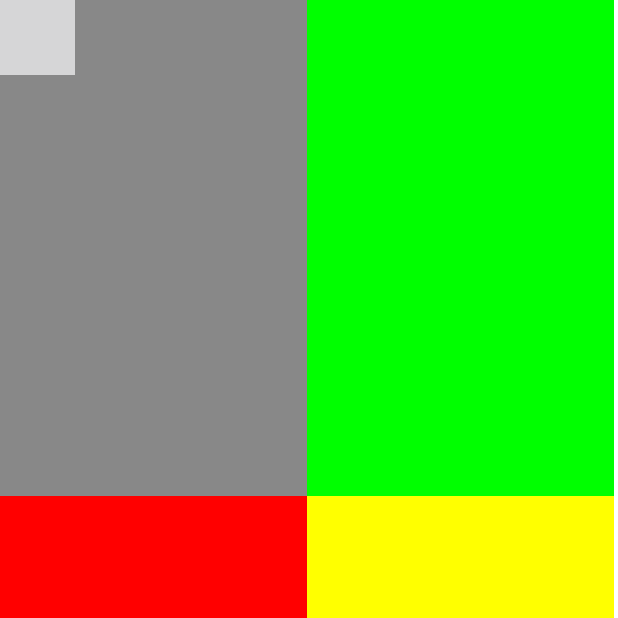
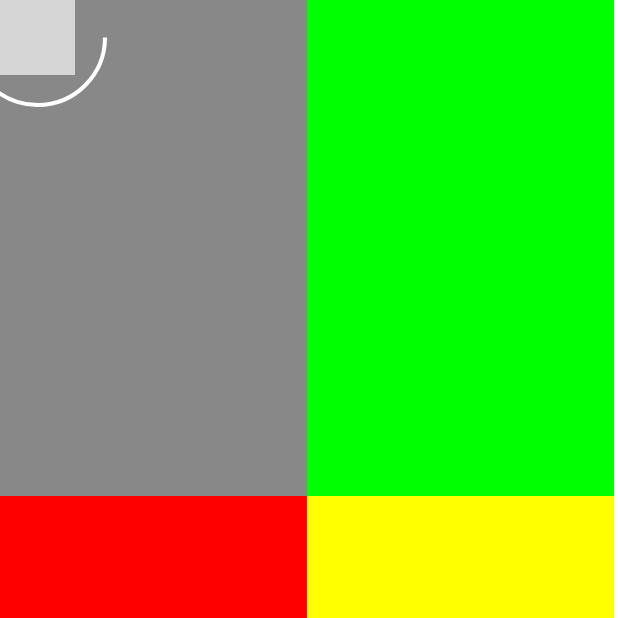
Before and after one commit to CampioniMan/Genius, an Android app: the JogoActivity screen opened directly, with no data from a screen before it, on a phone screen of 412 x 824 dp, the top half of it. Run offline under Robolectric (Android 15) with nearby library versions, the phone set to English and light mode, and no system bars; libraries missing offline, so code that uses them is left out: com.example.u15190.

Commit message:
Um pacote só
Agora nós estamos trabalhando no mesmo pacote, para não ocorrer erros futuramente

```diff
--- a/app/src/main/java/com/example/u15163/very_good_sensores/Ball.java
+++ b/app/src/main/java/com/example/Genio/main/Ball.java
@@ -1,10 +1,12 @@
-package com.example.u15190.genius;
+package com.example.Genio.main;
 
 import android.content.res.Resources;
 import android.graphics.Bitmap;
 import android.graphics.BitmapFactory;
 import android.graphics.Color;
 import android.graphics.Point;
+
+import com.example.u15190.genius.R;
 
 /**
  * Created by u15163 on 22/05/2017.
@@ -18,13 +20,15 @@ public class Ball
 
     private Bitmap textura;
     private final Point tamanho = new Point(75, 75);
-    private int raio = 38;
+    private int raio = 38, angulo, lastColor;
 
     public Ball(Resources res)
     {
         xVel = yVel = xAce = yAce = 0.0f;
         local = new Point(0, 0);
         this.textura = Bitmap.createScaledBitmap(BitmapFactory.decodeResource(res, R.drawable.balldois), tamanho.x, tamanho.y, true);
+        angulo = 0;
+        lastColor = Color.BLUE;
     }
 
     public Point getLocal() {
@@ -162,4 +166,20 @@ public class Ball
         }
         return false;
     }
+
+    public int getAngulo() {
+        return angulo;
+    }
+
+    public void setAngulo(int angulo) {
+        this.angulo = angulo;
+    }
+
+    public int getLastColor() {
+        return lastColor;
+    }
+
+    public void setLastColor(int lastColor) {
+        this.lastColor = lastColor;
+    }
 }
--- a/app/src/main/java/com/example/u15163/very_good_sensores/BallView.java
+++ b/app/src/main/java/com/example/Genio/main/BallView.java
@@ -1,9 +1,10 @@
-package com.example.u15190.genius;
+package com.example.Genio.main;
 
 import android.content.Context;
 import android.graphics.Canvas;
 import android.graphics.Color;
 import android.graphics.Paint;
+import android.graphics.RectF;
 import android.view.View;
 
 /**
@@ -25,8 +26,6 @@ public class BallView extends View
 		return bola;
 	}
 
-
-
 	public void setBola(Ball bola) {
 		this.bola = bola;
 	}
@@ -39,33 +38,56 @@ public class BallView extends View
         // B G
         // R Y
         // left top right bottom
-
         paint.setColor(Color.BLUE);
         if (bola.estaEm(Color.BLUE))
+        {
             paint.setColor(Color.GRAY);
-
+            if (bola.getLastColor() != Color.BLUE)
+                bola.setAngulo(0);
+            bola.setLastColor(Color.BLUE);
+        }
         canvas.drawRect(0, 0, JogoActivity.size.x/2 + 38, JogoActivity.size.y/2 + 38, paint);
 
         paint.setColor(Color.GREEN);
         if (bola.estaEm(Color.GREEN))
+        {
             paint.setColor(Color.GRAY);
-
-        canvas.drawRect(JogoActivity.size.x/2 + 38, 0, JogoActivity.size.x + 76, JogoActivity.size.y/2 + 38,paint);
+            if (bola.getLastColor() != Color.GREEN)
+                bola.setAngulo(0);
+            bola.setLastColor(Color.GREEN);
+        }
+        canvas.drawRect(JogoActivity.size.x/2 + 38, 0, JogoActivity.size.x + 76, JogoActivity.size.y/2 + 38, paint);
 
         paint.setColor(Color.RED);
         if (bola.estaEm(Color.RED))
+        {
             paint.setColor(Color.GRAY);
-
-        canvas.drawRect(0, JogoActivity.size.y/2 + 38, JogoActivity.size.x/2 + 38, JogoActivity.size.y + 76,paint);
+            if (bola.getLastColor() != Color.RED)
+                bola.setAngulo(0);
+            bola.setLastColor(Color.RED);
+        }
+        canvas.drawRect(0, JogoActivity.size.y/2 + 38, JogoActivity.size.x/2 + 38, JogoActivity.size.y + 76, paint);
 
         paint.setColor(Color.YELLOW);
         if (bola.estaEm(Color.YELLOW))
+        {
             paint.setColor(Color.GRAY);
-
+            if (bola.getLastColor() != Color.YELLOW)
+                bola.setAngulo(0);
+            bola.setLastColor(Color.YELLOW);
+        }
         canvas.drawRect(JogoActivity.size.x/2 + 38, JogoActivity.size.y/2 + 38, JogoActivity.size.x + 76  , JogoActivity.size.y + 76,paint);
 
         canvas.drawBitmap(this.bola.getTextura(), bola.getLocal().x, bola.getLocal().y, null);
 
+        paint.setColor(Color.WHITE);
+        paint.setStyle(Paint.Style.STROKE);
+        RectF rectF = new RectF(bola.getLocal().x - 30, bola.getLocal().y -30, bola.getLocal().x+105, bola.getLocal().y+105);
+
+        paint.setStrokeWidth(4);
+        canvas.drawArc(rectF, (float)0, this.bola.getAngulo(), false, paint);
+        paint.setStrokeWidth(1);
+
         invalidate();
     }
 }
--- /dev/null
+++ b/app/src/main/java/com/example/Genio/main/JogoActivity.java
@@ -0,0 +1,91 @@
+package com.example.Genio.main;
+
+import android.content.Context;
+import android.content.pm.ActivityInfo;
+import android.graphics.Bitmap;
+import android.graphics.BitmapFactory;
+import android.graphics.Canvas;
+import android.graphics.Color;
+import android.graphics.Paint;
+import android.graphics.Point;
+import android.hardware.Sensor;
+import android.hardware.SensorEvent;
+import android.hardware.SensorEventListener;
+import android.hardware.SensorManager;
+import android.os.Handler;
+import android.support.v7.app.AppCompatActivity;
+import android.os.Bundle;
+import android.view.Display;
+import android.view.View;
+import android.widget.ImageView;
+import android.widget.TextView;
+
+import com.example.u15190.genius.R;
+
+public class JogoActivity extends AppCompatActivity implements SensorEventListener {
+
+    static Point size;
+    SensorManager sensorManager;
+    BallView ballView;
+
+    @Override
+    protected void onCreate(Bundle savedInstanceState) {
+        super.onCreate(savedInstanceState);
+        setRequestedOrientation(ActivityInfo.SCREEN_ORIENTATION_PORTRAIT);
+        ballView = new BallView(this);
+        setContentView(ballView);
+
+        size = new Point();
+        Display display = getWindowManager().getDefaultDisplay();
+        display.getSize(size);
+        size.x -= 80;
+        size.y -= 320;
+
+        sensorManager = (SensorManager) getSystemService(Context.SENSOR_SERVICE);
+
+        final Handler h = new Handler();
+        h.postDelayed(new Runnable()
+        {
+
+            @Override
+            public void run()
+            {
+                if (ballView.getBola().getAngulo() >= 360)
+                {
+                    ballView.getBola().setAngulo(0);
+                    // selecionar a cor como escolhida
+                }
+                if (ballView.getBola().getAngulo() < 360)
+                    ballView.getBola().setAngulo(ballView.getBola().getAngulo() + 18);
+                h.postDelayed(this, 100);
+            }
+        }, 100);      // (takes millis)(alterar os dois!)
+    }
+
+    @Override
+    protected void onStart() {
+        super.onStart();
+        sensorManager.registerListener(this, sensorManager.getDefaultSensor(Sensor.TYPE_ACCELEROMETER), SensorManager.SENSOR_DELAY_GAME);
+    }
+
+    @Override
+    protected void onStop() {
+        sensorManager.unregisterListener(this);
+        super.onStop();
+    }
+
+    @Override
+    public void onSensorChanged(SensorEvent sensorEvent) {
+        if (sensorEvent.sensor.getType() == Sensor.TYPE_ACCELEROMETER) {
+            ballView.getBola().setxAce(sensorEvent.values[0]);
+            ballView.getBola().setyAce(-sensorEvent.values[1]);
+            ballView.getBola().atualizaLocal();
+            ballView.getBola().verColisoes();
+        }
+    }
+
+    @Override
+    public void onAccuracyChanged(Sensor sensor, int accuracy) {
+
+    }
+}
--- a/app/src/main/java/com/example/u15163/very_good_sensores/JogoActivity.java
+++ /dev/null
@@ -1,206 +0,0 @@
-package com.example.u15190.genius;
-
-import android.content.Context;
-import android.content.pm.ActivityInfo;
-import android.graphics.Bitmap;
-import android.graphics.BitmapFactory;
-import android.graphics.Canvas;
-import android.graphics.Color;
-import android.graphics.Paint;
-import android.graphics.Point;
-import android.hardware.Sensor;
-import android.hardware.SensorEvent;
-import android.hardware.SensorEventListener;
-import android.hardware.SensorManager;
-import android.support.v7.app.AppCompatActivity;
-import android.os.Bundle;
-import android.view.Display;
-import android.view.View;
-import android.widget.ImageView;
-import android.widget.TextView;
-
-public class JogoActivity extends AppCompatActivity implements SensorEventListener {
-
-    static Point size;
-    SensorManager sensorManager;
-    BallView ballView;
-
-    @Override
-    protected void onCreate(Bundle savedInstanceState) {
-        super.onCreate(savedInstanceState);
-        setRequestedOrientation(ActivityInfo.SCREEN_ORIENTATION_PORTRAIT);
-        ballView = new BallView(this);
-        setContentView(ballView);
-
-        size = new Point();
-        Display display = getWindowManager().getDefaultDisplay();
-        display.getSize(size);
-        size.x -= 80;
-        size.y -= 320;
-
-        sensorManager = (SensorManager) getSystemService(Context.SENSOR_SERVICE);
-    }
-
-    @Override
-    protected void onStart() {
-        super.onStart();
-        sensorManager.registerListener(this, sensorManager.getDefaultSensor(Sensor.TYPE_ACCELEROMETER), SensorManager.SENSOR_DELAY_GAME);
-    }
-
-    @Override
-    protected void onStop() {
-        sensorManager.unregisterListener(this);
-        super.onStop();
-    }
-
-    @Override
-    public void onSensorChanged(SensorEvent sensorEvent) {
-        if (sensorEvent.sensor.getType() == Sensor.TYPE_ACCELEROMETER) {
-            ballView.bola.xAce = sensorEvent.values[0];
-            ballView.bola.yAce = -sensorEvent.values[1];
-            ballView.bola.atualizaLocal();
-            ballView.bola.verColisoes();
-        }
-    }
-
-    @Override
-    public void onAccuracyChanged(Sensor sensor, int accuracy) {
-
-    }
-
-    private class Ball
-    {
-        Point local;
-        float xVel, yVel, xAce, yAce;
-        Bitmap textura;
-        final Point tamanho = new Point(75, 75);
-        int raio = 38;
-
-        public Ball()
-        {
-            xVel = yVel = xAce = yAce = 0.0f;
-            local = new Point(0, 0);
-            this.textura = Bitmap.createScaledBitmap(BitmapFactory.decodeResource(getResources(), R.drawable.balldois), tamanho.x, tamanho.y, true);
-        }
-
-        private void atualizaLocal()
-        {
-            float frameTime = 0.666f;
-
-            this.xVel += (this.xAce * frameTime);
-            this.yVel += (this.yAce * frameTime);
-
-            float xS = (this.xVel / 2) * frameTime;
-            float yS = (this.yVel / 2) * frameTime;
-
-            this.local.x -= xS;
-            this.local.y -= yS;
-        }
-
-        private void verColisoes()
-        {
-            if (this.local.x > size.x) {
-                this.local.x = size.x;
-                this.xAce = 0;
-                this.xVel = 0;
-            }
-            else if (this.local.x < 0) {
-                this.local.x = 0;
-                this.xAce = 0;
-                this.xVel = 0;
-            }
-
-            if (this.local.y > size.y) {
-                this.local.y = size.y;
-                this.yAce = 0;
-                this.yVel = 0;
-            }
-            else if (this.local.y < 0) {
-                this.local.y = 0;
-                this.yAce = 0;
-                this.yVel = 0;
-            }
-        }
-
-        private boolean estaEm(int cor)
-        {
-            if (cor == Color.BLUE)
-            {
-                if (local.x + raio >= 0 && local.y + raio >= 0 && local.x + raio <= size.x/2 + 38 && local.y + raio <= size.y/2 + 38)
-                {
-                    return true;
-                }
-                return false;
-            }
-            else if (cor == Color.GREEN)
-            {
-                if (local.x + raio >= size.x/2 + 38 && local.y + raio >= 0 && local.x + raio <= size.x + 76 && local.y + raio <= size.y/2 + 38)
-                {
-                    return true;
-                }
-                return false;
-            }
-            else if (cor == Color.RED)
-            {
-                if (local.x + raio >= 0 && local.y + raio >= size.y/2 + 38 && local.x + raio <= size.x/2 + 38 && local.y + raio <= size.y + 76)
-                {
-                    return true;
-                }
-                return false;
-            }
-            else if (cor == Color.YELLOW)
-            {
-                if (local.x + raio >= size.x/2 + 38 && local.y + raio >= size.y/2 + 38 && local.x + raio <= size.x + 76 && local.y + raio <= size.y + 76)
-                {
-                    return true;
-                }
-                return false;
-            }
-            return false;
-        }
-    }
-
-    private class BallView extends View {
-
-        private Ball bola;
-
-        public BallView(Context context) {
-            super(context);
-            bola = new Ball();
-        }
-
-        @Override
-        protected void onDraw(Canvas canvas)
-        {
-            Paint paint = new Paint();
-
-            // B G
-            // R Y
-            // left top right bottom
-
-            paint.setColor(Color.BLUE);
-            if (bola.estaEm(Color.BLUE))
-                paint.setColor(Color.GRAY);
-            canvas.drawRect(0          ,0          , size.x/2 + 38, size.y/2 + 38, paint);
-
-            paint.setColor(Color.GREEN);
-            if (bola.estaEm(Color.GREEN))
-                paint.setColor(Color.GRAY);
-            canvas.drawRect(size.x/2 + 38, 0         , size.x + 76  , size.y/2 + 38,paint);
-
-            paint.setColor(Color.RED);
-            if (bola.estaEm(Color.RED))
-                paint.setColor(Color.GRAY);
-            canvas.drawRect(0          ,size.y/2 + 38, size.x/2 + 38, size.y + 76,paint);
-
-            paint.setColor(Color.YELLOW);
-            if (bola.estaEm(Color.YELLOW))
-                paint.setColor(Color.GRAY);
-            canvas.drawRect(size.x/2 + 38, size.y/2 + 38, size.x + 76  , size.y + 76,paint);
-
-            canvas.drawBitmap(this.bola.textura, bola.local.x, bola.local.y, null);
-
-            invalidate();
-        }
-    }
-}
--- a/app/src/main/res/layout/activity_jogo.xml
+++ b/app/src/main/res/layout/activity_jogo.xml
@@ -8,7 +8,7 @@
     android:paddingLeft="@dimen/activity_horizontal_margin"
     android:paddingRight="@dimen/activity_horizontal_margin"
     android:paddingTop="@dimen/activity_vertical_margin"
-    tools:context="com.example.u15190.genius.JogoActivity">
+    tools:context="com.example.u15190.genius.com.example.Genio.main.JogoActivity">
 
     <LinearLayout
         android:orientation="vertical"
--- a/app/src/main/res/layout/activity_main.xml
+++ b/app/src/main/res/layout/activity_main.xml
@@ -8,7 +8,7 @@
     android:paddingLeft="@dimen/activity_horizontal_margin"
     android:paddingRight="@dimen/activity_horizontal_margin"
     android:paddingTop="@dimen/activity_vertical_margin"
-    tools:context="com.example.u15190.genius.MainActivity">
+    tools:context="com.example.u15190.genius.com.example.Genio.main.MainActivity">
 
     <Button
         android:text="Button"
```
Also changed, not shown: app/src/main/java/com/example/Genio/main/MainActivity.java (renamed from app/src/main/java/com/example/u15163/very_good_sensores/MainActivity.java, +3 -10 lines).
